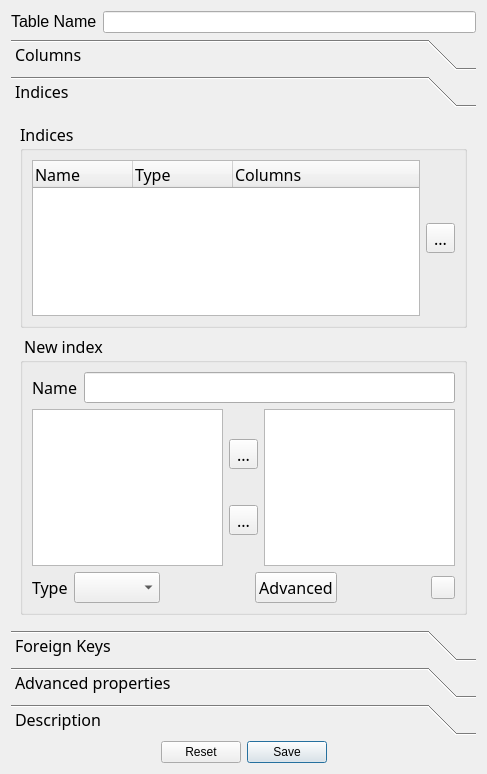
Old version of the form NewTableForm.ui in the repository fritzone/ddm.
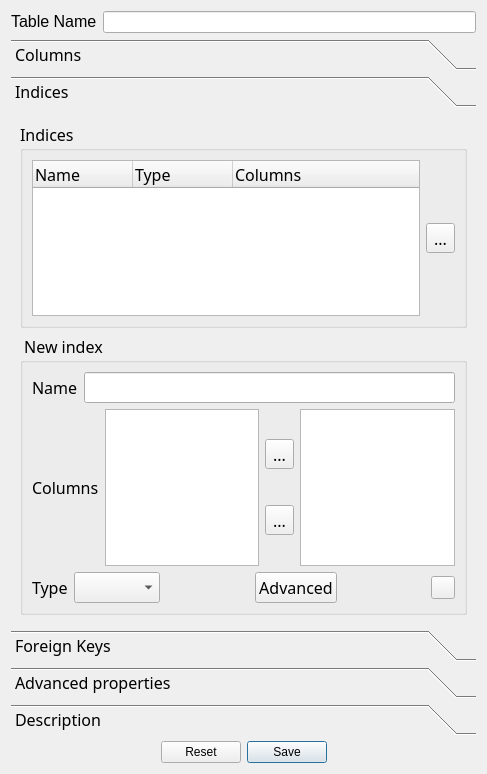
New version of the form. The open tabs and pages were chosen to show the change. Icons and pictures are not drawn.

Commit message: Some more tables development, finished GUI for tables window, more changes

```diff
--- a/NewTableForm.ui
+++ b/NewTableForm.ui
@@ -310,6 +310,13 @@
           </item>
           <item>
            <layout class="QHBoxLayout" name="horizontalLayout_6">
+            <item>
+             <widget class="QLabel" name="label_14">
+              <property name="text">
+               <string>Columns</string>
+              </property>
+             </widget>
+            </item>
             <item>
              <widget class="QListWidget" name="lstAvailableColumnsForIndex"/>
             </item>
```
Left out of the diff: 71 changed lines with no effect on the pictures. The commit also changes 1 other file.
